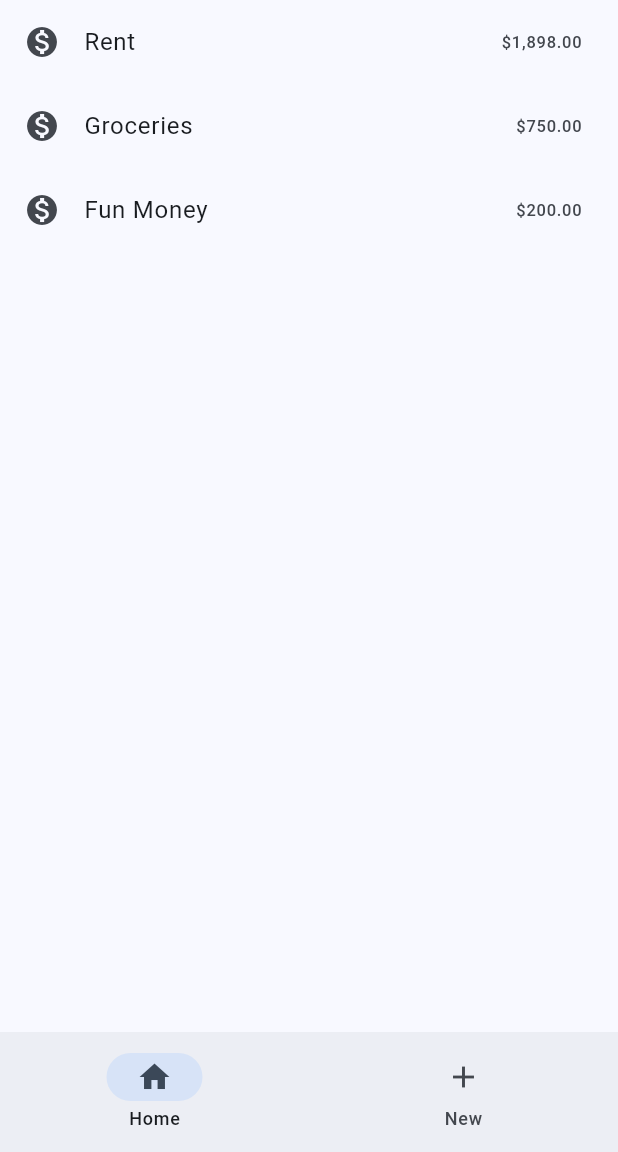
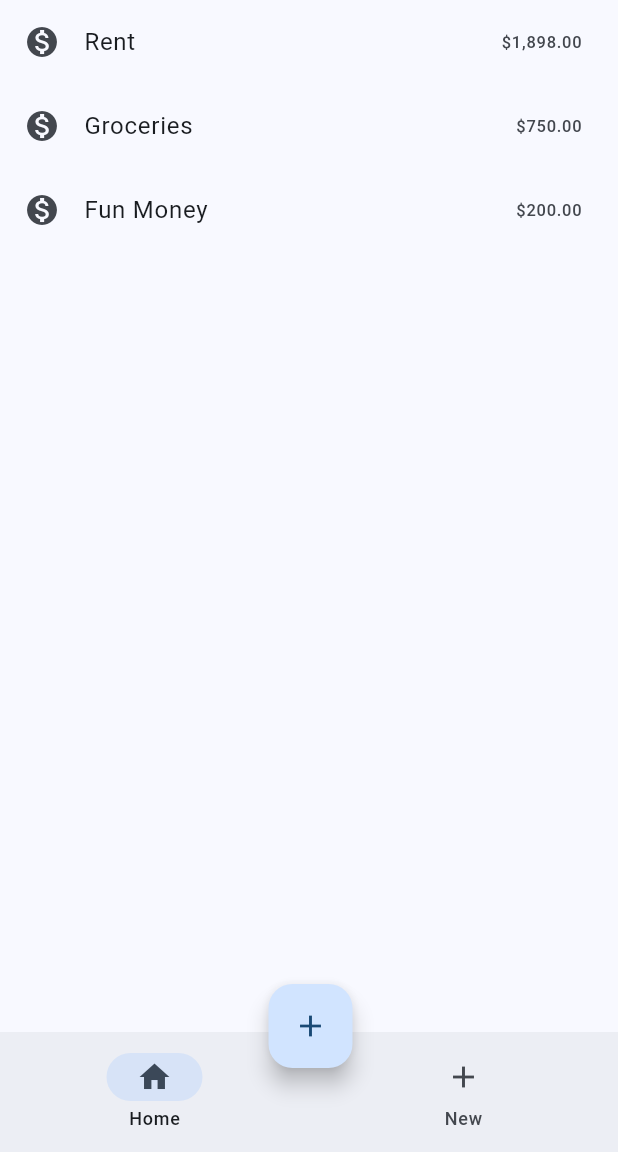
Before and after one commit to treknuts/centsei, a Flutter app: the screen it shows after launch, on a phone screen of 412 x 824 dp, the part 84-1236 px from its top. Run offline on Flutter 3.47's test engine with Material 3 defaults, Android fonts, the phone set to English and light mode, and no system bars.

Commit message:
Proof of concept for the bottom up modal.

```diff
--- a/lib/main.dart
+++ b/lib/main.dart
@@ -10,13 +10,11 @@ void main() {
 class MyApp extends StatelessWidget {
   const MyApp({super.key});
 
-
   @override
   Widget build(BuildContext context) {
     var theme = ThemeData(
         useMaterial3: true,
-        colorScheme: ColorScheme.fromSeed(seedColor: Colors.blue)
-    );
+        colorScheme: ColorScheme.fromSeed(seedColor: Colors.blue));
 
     return ChangeNotifierProvider(
       create: (context) => MyAppState(),
@@ -43,6 +41,9 @@ class _MyHomePageState extends State<MyHomePage> {
   Widget build(BuildContext context) {
     Widget page;
 
+    double mWidth = MediaQuery.of(context).size.width;
+    double mHeight = MediaQuery.of(context).size.height;
+
     switch (selectedIndex) {
       case 0:
         page = Home();
@@ -54,12 +55,34 @@ class _MyHomePageState extends State<MyHomePage> {
         throw UnimplementedError("No page implemented for $selectedIndex");
     }
     return Scaffold(
+      floatingActionButton: Padding(
+        padding: EdgeInsets.only(right: (mWidth / 2) - 45, bottom: 40),
+        child: FloatingActionButton(
+          child: Icon(Icons.add),
+          onPressed: () {
+            showModalBottomSheet(
+                context: context,
+                builder: (context) {
+                  return Center(
+                    child: Text(
+                      "Peekaboo!",
+                      style: TextStyle(
+                          fontWeight: FontWeight.bold, fontSize: 18.0),
+                    ),
+                  );
+                });
+          },
+        ),
+      ),
       body: Column(
         children: [
           AppBar(
             backgroundColor: Theme.of(context).primaryColorDark,
-            leading: Icon(Icons.monetization_on_outlined, color: Theme.of(context).colorScheme.onPrimary),
-            title: Text("Centsei", style: TextStyle(color: Theme.of(context).colorScheme.onPrimary)),
+            leading: Icon(Icons.monetization_on_outlined,
+                color: Theme.of(context).colorScheme.onPrimary),
+            title: Text("Centsei",
+                style:
+                    TextStyle(color: Theme.of(context).colorScheme.onPrimary)),
           ),
           Expanded(
             child: page,
```
